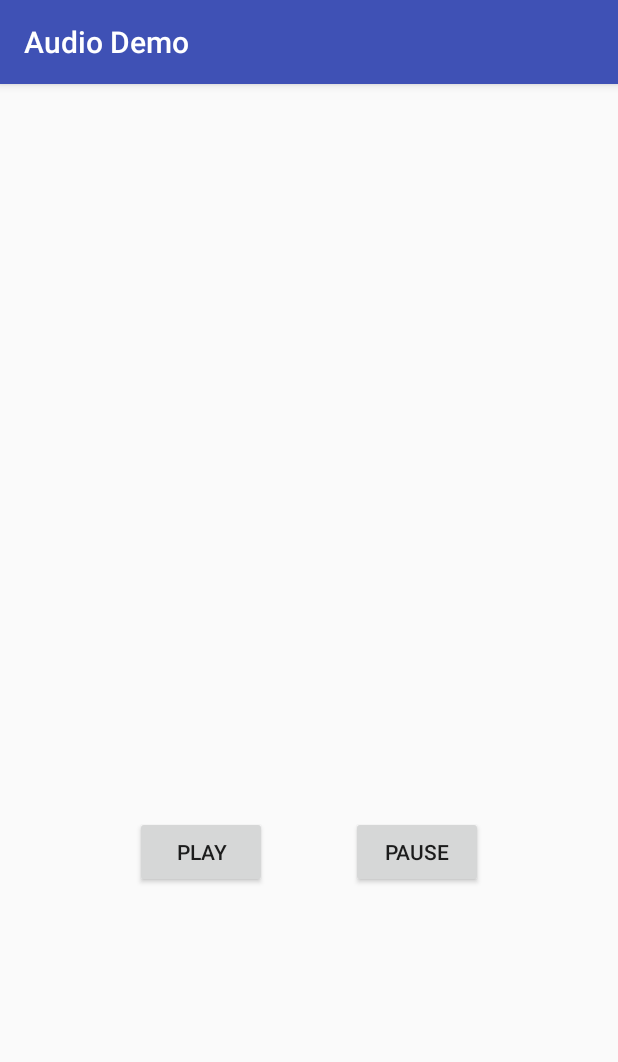
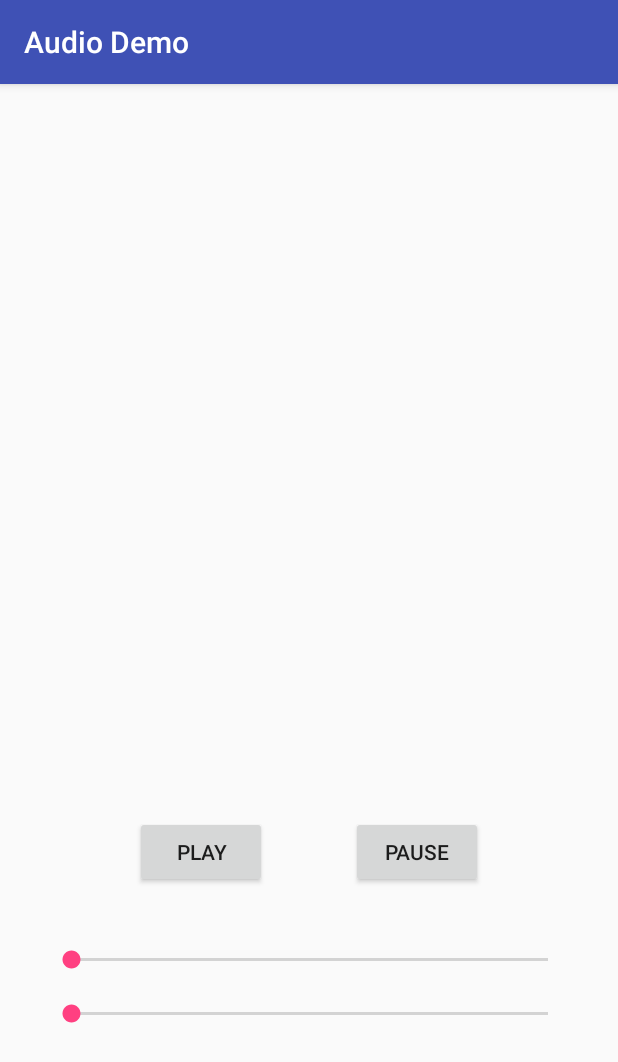
Before and after one commit to barbixxxa/android, an Android app: the screen it shows after launch (MainActivity), on a phone screen of 412 x 824 dp. Shown: the top 1062 px of the screen. Run offline under Robolectric (Android 15) with nearby library versions, the phone set to English and light mode, and no system bars.

Commit message:
Section 4, Lecture 55

```diff
--- a/AudioDemo/app/src/main/java/com/example/theeam/audiodemo/MainActivity.java
+++ b/AudioDemo/app/src/main/java/com/example/theeam/audiodemo/MainActivity.java
@@ -1,19 +1,86 @@
 package com.example.theeam.audiodemo;
 
+import android.content.Context;
+import android.media.AudioManager;
 import android.media.MediaPlayer;
 import android.os.Bundle;
 import android.support.v7.app.AppCompatActivity;
 import android.view.View;
+import android.widget.SeekBar;
+
+import java.util.Timer;
+import java.util.TimerTask;
 
 public class MainActivity extends AppCompatActivity {
 
     MediaPlayer mp;
+    AudioManager am;
 
     @Override
     protected void onCreate(Bundle savedInstanceState) {
         super.onCreate(savedInstanceState);
         setContentView(R.layout.activity_main);
         mp = MediaPlayer.create(this, R.raw.gandalf);
+
+
+        am = (AudioManager) getSystemService(Context.AUDIO_SERVICE);
+        int maxVol = am.getStreamMaxVolume(AudioManager.STREAM_MUSIC);
+        int atualVol = am.getStreamVolume(AudioManager.STREAM_MUSIC);
+
+        SeekBar volumeBar = findViewById(R.id.volume);
+        volumeBar.setMax(maxVol);
+        volumeBar.setProgress(atualVol);
+
+        volumeBar.setOnSeekBarChangeListener(new SeekBar.OnSeekBarChangeListener() {
+            @Override
+            public void onProgressChanged(SeekBar seekBar, int i, boolean b) {
+
+                am.setStreamVolume(AudioManager.STREAM_MUSIC, i, 0);
+
+            }
+
+            @Override
+            public void onStartTrackingTouch(SeekBar seekBar) {
+
+            }
+
+            @Override
+            public void onStopTrackingTouch(SeekBar seekBar) {
+
+            }
+        });
+
+
+        final SeekBar timeBar = findViewById(R.id.time);
+        timeBar.setMax(mp.getDuration());
+
+        new Timer().scheduleAtFixedRate(new TimerTask() {
+            @Override
+            public void run() {
+                timeBar.setProgress(mp.getCurrentPosition());
+
+            }
+        }, 0, 100);
+
+        timeBar.setOnSeekBarChangeListener(new SeekBar.OnSeekBarChangeListener() {
+            @Override
+            public void onProgressChanged(SeekBar seekBar, int i, boolean b) {
+                if (b) {
+                    mp.seekTo(i);
+                }
+
+            }
+
+            @Override
+            public void onStartTrackingTouch(SeekBar seekBar) {
+
+            }
+
+            @Override
+            public void onStopTrackingTouch(SeekBar seekBar) {
+
+            }
+        });
     }
 
     public void play(View view) {
--- a/AudioDemo/app/src/main/res/layout/activity_main.xml
+++ b/AudioDemo/app/src/main/res/layout/activity_main.xml
@@ -27,4 +27,32 @@
         android:text="Pause"
         app:layout_constraintBottom_toBottomOf="parent"
         app:layout_constraintEnd_toEndOf="parent" />
+
+    <SeekBar
+        android:id="@+id/volume"
+        android:layout_width="350dp"
+        android:layout_height="20dp"
+        android:layout_marginBottom="174dp"
+        android:layout_marginEnd="17dp"
+        android:layout_marginStart="17dp"
+        android:layout_marginTop="38dp"
+        app:layout_constraintBottom_toBottomOf="parent"
+        app:layout_constraintEnd_toEndOf="parent"
+        app:layout_constraintStart_toStartOf="parent"
+        app:layout_constraintTop_toBottomOf="@+id/play" />
+
+    <SeekBar
+        android:id="@+id/time"
+        android:layout_width="350dp"
+        android:layout_height="20dp"
+        android:layout_marginBottom="138dp"
+        android:layout_marginEnd="17dp"
+        android:layout_marginStart="17dp"
+        android:layout_marginTop="16dp"
+        android:max="10"
+        android:progress="3"
+        app:layout_constraintBottom_toBottomOf="parent"
+        app:layout_constraintEnd_toEndOf="parent"
+        app:layout_constraintStart_toStartOf="parent"
+        app:layout_constraintTop_toBottomOf="@+id/volume" />
 </android.support.constraint.ConstraintLayout>
```
